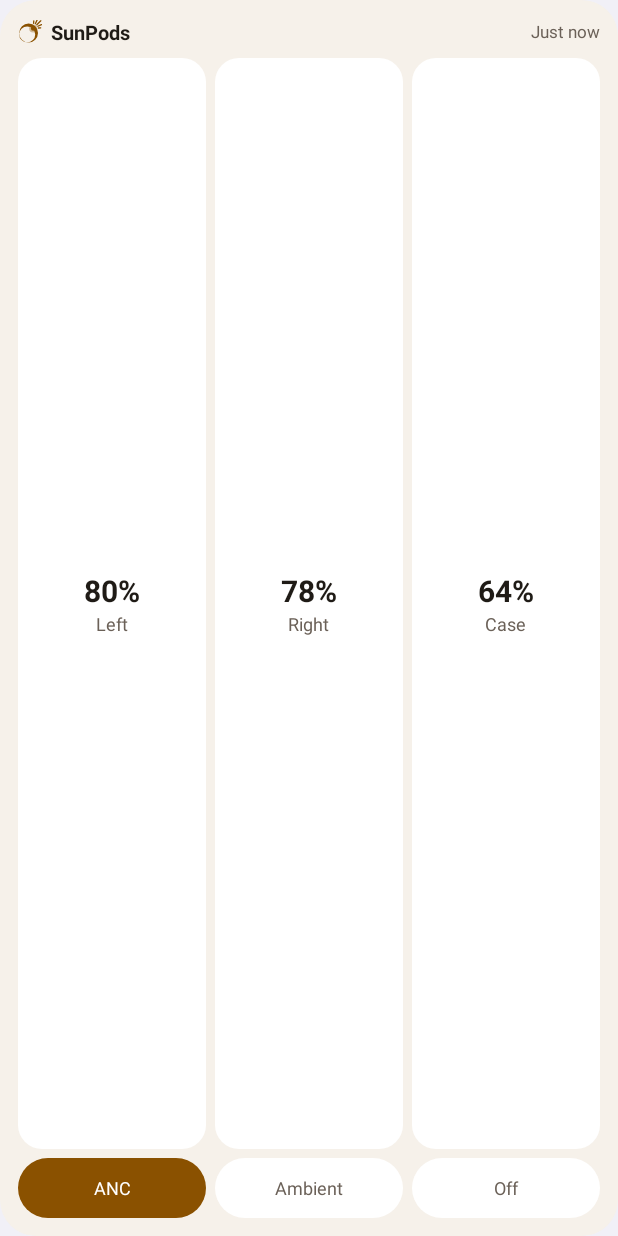
After one commit to Sisyphusean/SunPods, an Android app built with Jetpack Compose: the layout widget_preview_large.xml on its own in the app's theme, with its tools: preview values and no code run, on a phone screen of 412 x 824 dp. The commit adds this screen. Run offline under Robolectric (Android 15) with nearby library versions, the phone set to English and light mode, and no system bars.

Commit message:
2.21.1: real widget previews for the picker and Add to Home screen sheet
Without a previewLayout, Samsung's pin sheet tried to render the loading layout and showed
'Couldn't add widget'. Static previews for small, medium and large, in the SunPods palette
for light and dark.

```diff
--- a/app/build.gradle.kts
+++ b/app/build.gradle.kts
@@ -22,8 +22,8 @@ android {
         applicationId = "com.peyi.sonypodsbattery"
         minSdk = 29
         targetSdk = 35
-        versionCode = 57
-        versionName = "2.21.0"
+        versionCode = 58
+        versionName = "2.21.1"
         testInstrumentationRunner = "android.test.InstrumentationTestRunner"
     }
 
--- a/app/src/main/java/com/peyi/sonypodsbattery/SunpodsUi.kt
+++ b/app/src/main/java/com/peyi/sonypodsbattery/SunpodsUi.kt
@@ -1486,7 +1486,7 @@ internal object DemoMode {
 }
 
 object SunpodsInfo {
-    const val VERSION = "2.21.0"
+    const val VERSION = "2.21.1"
 }
 
 private val PROMPT_VOLUMES = listOf(-2, -1, 0, 1, 2)
--- /dev/null
+++ b/app/src/main/res/drawable/wp_page_bg.xml
@@ -0,0 +1,5 @@
+<?xml version="1.0" encoding="utf-8"?>
+<shape xmlns:android="http://schemas.android.com/apk/res/android" android:shape="rectangle">
+    <solid android:color="@color/wp_page" />
+    <corners android:radius="24dp" />
+</shape>
--- /dev/null
+++ b/app/src/main/res/drawable/wp_pill_bg.xml
@@ -0,0 +1,5 @@
+<?xml version="1.0" encoding="utf-8"?>
+<shape xmlns:android="http://schemas.android.com/apk/res/android" android:shape="rectangle">
+    <solid android:color="@color/wp_tile" />
+    <corners android:radius="24dp" />
+</shape>
--- /dev/null
+++ b/app/src/main/res/drawable/wp_pill_on_bg.xml
@@ -0,0 +1,5 @@
+<?xml version="1.0" encoding="utf-8"?>
+<shape xmlns:android="http://schemas.android.com/apk/res/android" android:shape="rectangle">
+    <solid android:color="@color/wp_accent" />
+    <corners android:radius="24dp" />
+</shape>
--- /dev/null
+++ b/app/src/main/res/drawable/wp_tile_bg.xml
@@ -0,0 +1,5 @@
+<?xml version="1.0" encoding="utf-8"?>
+<shape xmlns:android="http://schemas.android.com/apk/res/android" android:shape="rectangle">
+    <solid android:color="@color/wp_tile" />
+    <corners android:radius="16dp" />
+</shape>
--- /dev/null
+++ b/app/src/main/res/layout/widget_preview_large.xml
@@ -0,0 +1,147 @@
+<?xml version="1.0" encoding="utf-8"?>
+<!-- Static preview for the widget picker and the "Add to Home screen" sheet. -->
+<LinearLayout xmlns:android="http://schemas.android.com/apk/res/android"
+    android:layout_width="match_parent"
+    android:layout_height="match_parent"
+    android:background="@drawable/wp_page_bg"
+    android:orientation="vertical"
+    android:padding="12dp">
+    <LinearLayout
+        android:layout_width="match_parent"
+        android:layout_height="wrap_content"
+        android:gravity="center_vertical"
+        android:orientation="horizontal">
+        <ImageView
+            android:layout_width="16dp"
+            android:layout_height="16dp"
+            android:src="@drawable/ic_sunpods_mark"
+            android:tint="@color/wp_accent" />
+        <TextView
+            android:layout_width="0dp"
+            android:layout_height="wrap_content"
+            android:layout_marginStart="6dp"
+            android:layout_weight="1"
+            android:text="SunPods"
+            android:textColor="@color/wp_text"
+            android:textSize="13sp"
+            android:textStyle="bold" />
+        <TextView
+            android:layout_width="wrap_content"
+            android:layout_height="wrap_content"
+            android:text="Just now"
+            android:textColor="@color/wp_sub"
+            android:textSize="11sp" />
+    </LinearLayout>
+    <LinearLayout
+        android:layout_width="match_parent"
+        android:layout_height="0dp"
+        android:layout_marginTop="8dp"
+        android:layout_weight="1"
+        android:orientation="horizontal">
+        <LinearLayout
+            android:layout_width="0dp"
+            android:layout_height="match_parent"
+            android:layout_weight="1"
+
+            android:background="@drawable/wp_tile_bg"
+            android:gravity="center"
+            android:orientation="vertical"
+            android:padding="8dp">
+            <TextView
+                android:layout_width="wrap_content"
+                android:layout_height="wrap_content"
+                android:text="80%"
+                android:textColor="@color/wp_text"
+                android:textSize="20sp"
+                android:textStyle="bold" />
+            <TextView
+                android:layout_width="wrap_content"
+                android:layout_height="wrap_content"
+                android:text="Left"
+                android:textColor="@color/wp_sub"
+                android:textSize="12sp" />
+        </LinearLayout>
+        <LinearLayout
+            android:layout_width="0dp"
+            android:layout_height="match_parent"
+            android:layout_weight="1"
+            android:layout_marginStart="6dp"
+            android:background="@drawable/wp_tile_bg"
+            android:gravity="center"
+            android:orientation="vertical"
+            android:padding="8dp">
+            <TextView
+                android:layout_width="wrap_content"
+                android:layout_height="wrap_content"
+                android:text="78%"
+                android:textColor="@color/wp_text"
+                android:textSize="20sp"
+                android:textStyle="bold" />
+            <TextView
+                android:layout_width="wrap_content"
+                android:layout_height="wrap_content"
+                android:text="Right"
+                android:textColor="@color/wp_sub"
+                android:textSize="12sp" />
+        </LinearLayout>
+        <LinearLayout
+            android:layout_width="0dp"
+            android:layout_height="match_parent"
+            android:layout_weight="1"
+            android:layout_marginStart="6dp"
+            android:background="@drawable/wp_tile_bg"
+            android:gravity="center"
+            android:orientation="vertical"
+            android:padding="8dp">
+            <TextView
+                android:layout_width="wrap_content"
+                android:layout_height="wrap_content"
+                android:text="64%"
+                android:textColor="@color/wp_text"
+                android:textSize="20sp"
+                android:textStyle="bold" />
+            <TextView
+                android:layout_width="wrap_content"
+                android:layout_height="wrap_content"
+                android:text="Case"
+                android:textColor="@color/wp_sub"
+                android:textSize="12sp" />
+        </LinearLayout>
+    </LinearLayout>
+    <LinearLayout
+        android:layout_width="match_parent"
+        android:layout_height="40dp"
+        android:layout_marginTop="6dp"
+        android:orientation="horizontal">
+        <TextView
+            android:layout_width="0dp"
+            android:layout_height="match_parent"
+            android:layout_weight="1"
+
+            android:background="@drawable/wp_pill_on_bg"
+            android:gravity="center"
+            android:text="ANC"
+            android:textColor="@color/wp_on_accent"
+            android:textSize="12sp" />
+        <TextView
+            android:layout_width="0dp"
+            android:layout_height="match_parent"
+            android:layout_weight="1"
+            android:layout_marginStart="6dp"
+            android:background="@drawable/wp_pill_bg"
+            android:gravity="center"
+            android:text="Ambient"
+            android:textColor="@color/wp_sub"
+            android:textSize="12sp" />
+        <TextView
+            android:layout_width="0dp"
+            android:layout_height="match_parent"
+            android:layout_weight="1"
+            android:layout_marginStart="6dp"
+            android:background="@drawable/wp_pill_bg"
+            android:gravity="center"
+            android:text="Off"
+            android:textColor="@color/wp_sub"
+            android:textSize="12sp" />
+    </LinearLayout>
+</LinearLayout>
--- /dev/null
+++ b/app/src/main/res/values-night/preview_colors.xml
@@ -0,0 +1,10 @@
+<?xml version="1.0" encoding="utf-8"?>
+<resources>
+    <color name="wp_page">#FF1E1F24</color>
+    <color name="wp_tile">#FF2A2B31</color>
+    <color name="wp_text">#FFECE6DD</color>
+    <color name="wp_sub">#FFCFC6B8</color>
+    <color name="wp_accent">#FFFFB547</color>
+    <color name="wp_on_accent">#FF3D2300</color>
+    <color name="wp_track">#FF3A372F</color>
+</resources>
--- /dev/null
+++ b/app/src/main/res/values/preview_colors.xml
@@ -0,0 +1,10 @@
+<?xml version="1.0" encoding="utf-8"?>
+<resources>
+    <color name="wp_page">#FFF6F1EA</color>
+    <color name="wp_tile">#FFFFFFFF</color>
+    <color name="wp_text">#FF1F1B16</color>
+    <color name="wp_sub">#FF6B6158</color>
+    <color name="wp_accent">#FF8A5100</color>
+    <color name="wp_on_accent">#FFFFFFFF</color>
+    <color name="wp_track">#FFE8DED3</color>
+</resources>
--- a/app/src/main/res/xml/glance_appwidget_info.xml
+++ b/app/src/main/res/xml/glance_appwidget_info.xml
@@ -1,6 +1,7 @@
 <?xml version="1.0" encoding="utf-8"?>
 <appwidget-provider xmlns:android="http://schemas.android.com/apk/res/android"
     android:description="@string/widget_description"
+    android:previewLayout="@layout/widget_preview_large"
     android:initialLayout="@layout/glance_default_loading_layout"
     android:minWidth="250dp"
     android:minHeight="140dp"
--- a/app/src/main/res/xml/medium_widget_info.xml
+++ b/app/src/main/res/xml/medium_widget_info.xml
@@ -1,6 +1,7 @@
 <?xml version="1.0" encoding="utf-8"?>
 <appwidget-provider xmlns:android="http://schemas.android.com/apk/res/android"
     android:description="@string/medium_widget_description"
+    android:previewLayout="@layout/widget_preview_medium"
     android:initialLayout="@layout/glance_default_loading_layout"
     android:minWidth="180dp"
     android:minHeight="90dp"
--- a/app/src/main/res/xml/mini_widget_info.xml
+++ b/app/src/main/res/xml/mini_widget_info.xml
@@ -1,6 +1,7 @@
 <?xml version="1.0" encoding="utf-8"?>
 <appwidget-provider xmlns:android="http://schemas.android.com/apk/res/android"
     android:description="@string/mini_widget_description"
+    android:previewLayout="@layout/widget_preview_small"
     android:initialLayout="@layout/glance_default_loading_layout"
     android:minWidth="110dp"
     android:minHeight="50dp"
```
Also changed, not shown: app/src/main/res/layout/widget_preview_medium.xml (added, +111 -0 lines), app/src/main/res/layout/widget_preview_small.xml (added, +24 -0 lines).
